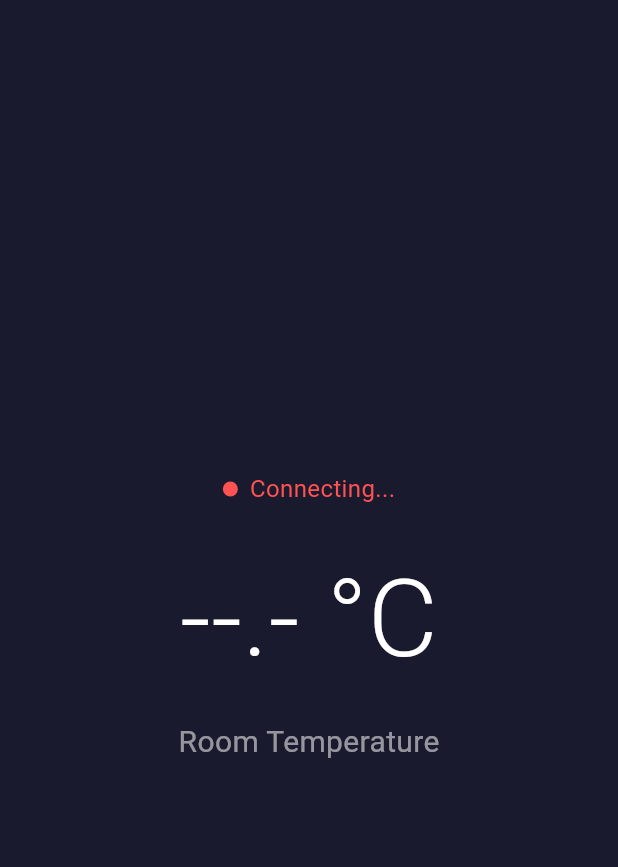
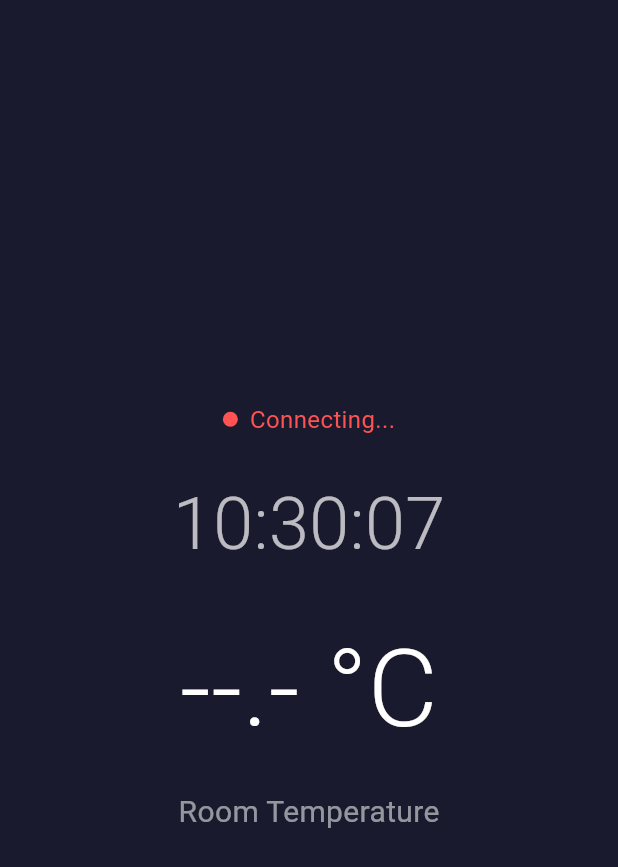
Before and after one commit to TheEndIsNear/thermostat_nerves, a Flutter app: the screen it shows after launch, on a phone screen of 412 x 824 dp. Shown: the top 867 px of the screen. Run offline on Flutter 3.47's test engine with Material 3 defaults, Android fonts, the light colour scheme and no system bars; missing offline and left inert: grpc, protobuf; statements that could not run were skipped.

Commit message:
Add real-time clock display to Flutter thermostat UI
- Add a live clock widget to the temperature screen, updating every second via Timer.periodic
- Add _formatTime() helper for HH:MM:SS formatting
- Add !mounted guards in stream callbacks to prevent setState after dispose
- Cancel timer in dispose() to avoid memory leaks
- Add config/runtime.exs for nerves_time_zones default time zone (America/Denver)

```diff
--- a/flutter_app/lib/main.dart
+++ b/flutter_app/lib/main.dart
@@ -47,10 +47,19 @@
   late RPCClient _stub;
   StreamSubscription<TemperatureReading>? _subscription;
 
+  DateTime _currentTime = DateTime.now();
+  late Timer? _timer;
+
   @override
   void initState() {
     super.initState();
     _connect();
+
+    _timer = Timer.periodic(const Duration(seconds: 1), (timer) {
+      setState(() {
+        _currentTime = DateTime.now();
+      });
+    });
   }
 
   void _connect() {
@@ -71,6 +80,7 @@
     final stream = _stub.streamTemperature(Empty());
     _subscription = stream.listen(
       (reading) {
+        if (!mounted) return;
         setState(() {
           _temperature = reading.value;
           _unit = reading.unit;
@@ -79,6 +89,7 @@
         });
       },
       onError: (error) {
+        if (!mounted) return;
         setState(() {
           _connected = false;
           _error = 'Connection lost. Retrying...';
@@ -87,6 +98,7 @@
         Future.delayed(const Duration(seconds: 3), _startStream);
       },
       onDone: () {
+        if (!mounted) return;
         setState(() {
           _connected = false;
         });
@@ -99,12 +111,22 @@
   void dispose() {
     _subscription?.cancel();
     _channel.shutdown();
+
+    _timer?.cancel();
     super.dispose();
   }
 
   String _formatTemperature() {
     if (_temperature == null) return '--.-';
     return _temperature!.toStringAsFixed(1);
+  }
+
+  String _formatTime() {
+    String twoDigits(int n) => n.toString().padLeft(2, '0');
+
+    return "${twoDigits(_currentTime.hour)}:"
+        "${twoDigits(_currentTime.minute)}:"
+        "${twoDigits(_currentTime.second)}";
   }
 
   @override
@@ -136,6 +158,18 @@
                   ),
                 ),
               ],
+            ),
+
+            const SizedBox(height: 24),
+
+            // Current Time
+            Text(
+              _formatTime(),
+              style: const TextStyle(
+                color: Colors.white70,
+                fontSize: 48,
+                fontWeight: FontWeight.w300,
+              ),
             ),
 
             const SizedBox(height: 24),
```
Also changed, not shown: 1 other file.
